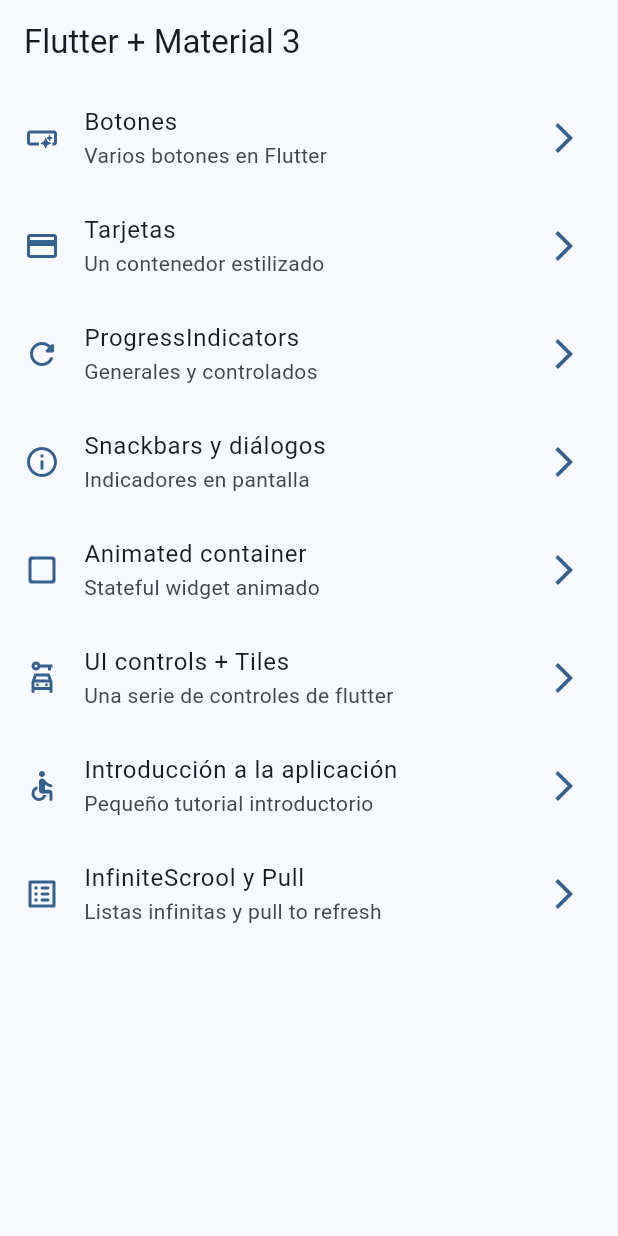
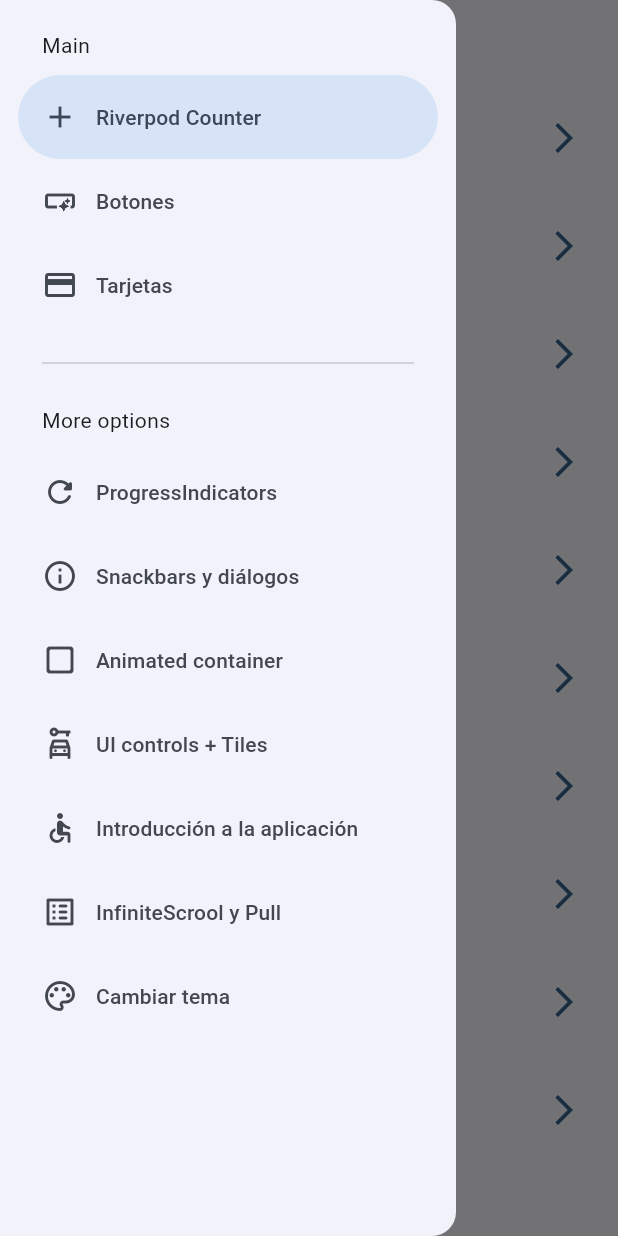
Before and after one commit to hdgch1106/widgets_app, a Flutter app: the screen it shows after launch, with the side drawer open (before the commit the screen has no drawer), on a phone screen of 412 x 824 dp. Run offline on Flutter 3.47's test engine with Material 2 defaults, Android fonts, the phone set to English and light mode, and no system bars; our stand-ins replace animate_do, flutter_riverpod, go_router.

Commit message:
Antes de state notifier

```diff
--- a/analysis_options.yaml
+++ b/analysis_options.yaml
@@ -1 +1,4 @@
 include: package:flutter_lints/flutter.yaml
+analyzer:
+  plugins:
+    - custom_lint
--- a/lib/config/menu/menu_items.dart
+++ b/lib/config/menu/menu_items.dart
@@ -14,6 +14,11 @@ class MenuItem {
 }
 
 const appMenuItems = <MenuItem>[
+  MenuItem(
+      title: "Riverpod Counter",
+      subTitle: "Introducción a riverpod",
+      link: "/counter",
+      icon: Icons.add),
   MenuItem(
       title: "Botones",
       subTitle: "Varios botones en Flutter",
@@ -53,5 +58,10 @@ const appMenuItems = <MenuItem>[
       title: "InfiniteScrool y Pull",
       subTitle: "Listas infinitas y pull to refresh",
       link: "/infinite",
-      icon: Icons.list_alt_rounded)
+      icon: Icons.list_alt_rounded),
+  MenuItem(
+      title: "Cambiar tema",
+      subTitle: "Cambiar tema de la aplicación",
+      link: "/theme-changer",
+      icon: Icons.color_lens_outlined),
 ];
--- a/lib/config/router/app_router.dart
+++ b/lib/config/router/app_router.dart
@@ -1,4 +1,5 @@
 import 'package:go_router/go_router.dart';
+import 'package:widgets_app/presentation/screens/counter/counter_screen.dart';
 import 'package:widgets_app/presentation/screens/screens.dart';
 
 final appRouter = GoRouter(
@@ -48,6 +49,15 @@ final appRouter = GoRouter(
       path: "/infinite",
       name: InfiniteScrollScreen.name,
       builder: (context, state) => const InfiniteScrollScreen(),
-    )
+    ),
+    GoRoute(
+      path: "/counter",
+      name: CounterScreen.name,
+      builder: (context, state) => const CounterScreen(),
+    ),
+    GoRoute(
+        path: "/theme-changer",
+        name: ThemeChangerScreen.name,
+        builder: (context, state) => const ThemeChangerScreen()),
   ],
 );
--- a/lib/config/theme/app_theme.dart
+++ b/lib/config/theme/app_theme.dart
@@ -12,14 +12,16 @@ const colorList = <Color>[
 
 class AppTheme {
   final int selectedColor;
+  final bool isDarkmode;
 
-  AppTheme({this.selectedColor = 0})
+  AppTheme({this.selectedColor = 0, this.isDarkmode = false})
       : assert(selectedColor >= 0, "Selected color must be greate then 0"),
         assert(selectedColor < colorList.length,
             "Selected color must be less or equal than ${colorList.length}");
 
   ThemeData getTheme() => ThemeData(
       useMaterial3: true,
+      brightness: isDarkmode ? Brightness.dark : Brightness.light,
       colorSchemeSeed: colorList[selectedColor],
       appBarTheme: const AppBarTheme(centerTitle: false));
 }
--- a/lib/main.dart
+++ b/lib/main.dart
@@ -1,21 +1,29 @@
 import 'package:flutter/material.dart';
+import 'package:flutter_riverpod/flutter_riverpod.dart';
 import 'package:widgets_app/config/router/app_router.dart';
 import 'package:widgets_app/config/theme/app_theme.dart';
+import 'package:widgets_app/presentation/providers/theme_provider.dart';
 
 void main() {
-  runApp(const MainApp());
+  runApp(
+    const ProviderScope(child: MainApp()),
+  );
 }
 
-class MainApp extends StatelessWidget {
+class MainApp extends ConsumerWidget {
   const MainApp({super.key});
 
   @override
-  Widget build(BuildContext context) {
+  Widget build(BuildContext context, WidgetRef ref) {
+    final isDarkmode = ref.watch(isDarkmodeProvider);
+    final selectedColor = ref.watch(selectedColorProvider);
+
     return MaterialApp.router(
       title: "Flutter Widgets",
       routerConfig: appRouter,
       debugShowCheckedModeBanner: false,
-      theme: AppTheme(selectedColor: 0).getTheme(),
+      theme: AppTheme(selectedColor: selectedColor, isDarkmode: isDarkmode)
+          .getTheme(),
 
       /* routes: {
         "/buttons": (context) => const ButtonsScreen(),
--- /dev/null
+++ b/lib/presentation/providers/counter_provider.dart
@@ -0,0 +1,3 @@
+import 'package:flutter_riverpod/flutter_riverpod.dart';
+
+final counterProvider = StateProvider<int>((ref) => 5);
--- /dev/null
+++ b/lib/presentation/providers/theme_provider.dart
@@ -0,0 +1,10 @@
+import 'dart:ui';
+
+import 'package:flutter_riverpod/flutter_riverpod.dart';
+import 'package:widgets_app/config/theme/app_theme.dart';
+
+final isDarkmodeProvider = StateProvider<bool>((ref) => false);
+
+final colorListProvider = Provider<List<Color>>((ref) => colorList);
+
+final selectedColorProvider = StateProvider<int>((ref) => 0);
--- a/lib/presentation/screens/animated/animated_screen.dart
+++ b/lib/presentation/screens/animated/animated_screen.dart
@@ -13,7 +13,7 @@ class AnimatedScreen extends StatefulWidget {
 class _AnimatedScreenState extends State<AnimatedScreen> {
   double width = 50;
   double height = 50;
-  Color color = Colors.black;
+  Color color = Colors.red;
   double borderRadius = 15.0;
 
   void changeShape() {
--- a/lib/presentation/screens/home/home_screen.dart
+++ b/lib/presentation/screens/home/home_screen.dart
@@ -2,6 +2,7 @@ import 'package:flutter/material.dart';
 import 'package:go_router/go_router.dart';
 import 'package:widgets_app/config/menu/menu_items.dart';
 import 'package:widgets_app/presentation/screens/cards/cards_screen.dart';
+import 'package:widgets_app/presentation/widgets/side_menu.dart';
 
 class HomeScreen extends StatelessWidget {
   static const String name = "home_screen";
@@ -10,12 +11,15 @@ class HomeScreen extends StatelessWidget {
 
   @override
   Widget build(BuildContext context) {
+    final scaffoldKey = GlobalKey<ScaffoldState>();
+
     return Scaffold(
-      appBar: AppBar(
-        title: const Text("Flutter + Material 3"),
-      ),
-      body: _HomeView(),
-    );
+        key: scaffoldKey,
+        appBar: AppBar(
+          title: const Text("Flutter + Material 3"),
+        ),
+        body: const _HomeView(),
+        drawer: SideMenu(scaffoldKey: scaffoldKey));
   }
 }
 
--- a/lib/presentation/screens/screens.dart
+++ b/lib/presentation/screens/screens.dart
@@ -1,3 +1,4 @@
+export 'package:widgets_app/presentation/screens/theme_changer/theme_changer.dart';
 export 'package:widgets_app/presentation/screens/animated/animated_screen.dart';
 export 'package:widgets_app/presentation/screens/app_tutorial/app_tutorial_screen.dart';
 export 'package:widgets_app/presentation/screens/infinite_scroll/infinite_scroll_screen.dart';
--- /dev/null
+++ b/lib/presentation/widgets/side_menu.dart
@@ -0,0 +1,60 @@
+import 'package:flutter/material.dart';
+import 'package:go_router/go_router.dart';
+import 'package:widgets_app/config/menu/menu_items.dart';
+
+class SideMenu extends StatefulWidget {
+  final GlobalKey<ScaffoldState> scaffoldKey;
+
+  const SideMenu({super.key, required this.scaffoldKey});
+
+  @override
+  State<SideMenu> createState() => _SideMenuState();
+}
+
+class _SideMenuState extends State<SideMenu> {
+  int navDrawerIndex = 0;
+
+  @override
+  Widget build(BuildContext context) {
+    final hasNotch = MediaQuery.of(context).viewPadding.top > 30;
+
+    return NavigationDrawer(
+      selectedIndex: navDrawerIndex,
+      onDestinationSelected: (value) {
+        setState(() {
+          navDrawerIndex = value;
+        });
+
+        final menuItem = appMenuItems[value];
+        context.push(menuItem.link);
+        widget.scaffoldKey.currentState?.closeDrawer();
+      },
+      children: [
+        Padding(
+          padding: EdgeInsets.fromLTRB(28, hasNotch ? 10 : 20, 16, 10),
+          child: const Text("Main"),
+        ),
+        ...appMenuItems.sublist(0, 3).map(
+              (item) => NavigationDrawerDestination(
+                icon: Icon(item.icon),
+                label: Text(item.title),
+              ),
+            ),
+        const Padding(
+          padding: EdgeInsets.fromLTRB(28, 16, 28, 10),
+          child: Divider(),
+        ),
+        const Padding(
+          padding: EdgeInsets.fromLTRB(28, 10, 16, 10),
+          child: Text("More options"),
+        ),
+        ...appMenuItems.sublist(3).map(
+              (item) => NavigationDrawerDestination(
+                icon: Icon(item.icon),
+                label: Text(item.title),
+              ),
+            ),
+      ],
+    );
+  }
+}
--- a/pubspec.yaml
+++ b/pubspec.yaml
@@ -11,10 +11,14 @@ dependencies:
     sdk: flutter
   go_router: ^7.1.1
   animate_do: ^3.0.2
+  flutter_riverpod: ^2.3.6
+
 dev_dependencies:
   flutter_test:
     sdk: flutter
   flutter_lints: ^2.0.0
+  custom_lint:
+  riverpod_lint: ^1.3.2
 
 flutter:
   uses-material-design: true
```
Also changed, not shown: lib/presentation/screens/cards/cards_screen.dart (+5 -10 lines), lib/presentation/screens/counter/counter_screen.dart (added, +42 -0 lines), lib/presentation/screens/infinite_scroll/infinite_scroll_screen.dart (+7 -0 lines), lib/presentation/screens/theme_changer/theme_changer.dart (added, +56 -0 lines), pubspec.lock.
